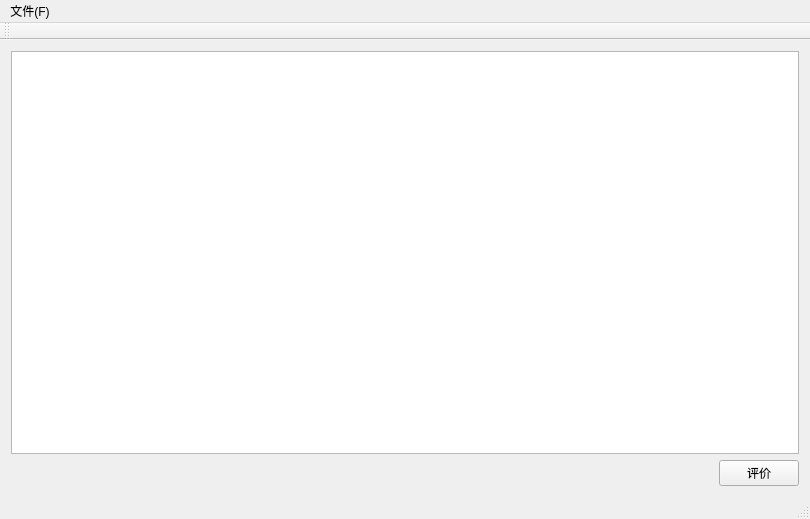
First picture: the form in mainwindow.ui, repository qwertylevel3/Ele, before the edit.
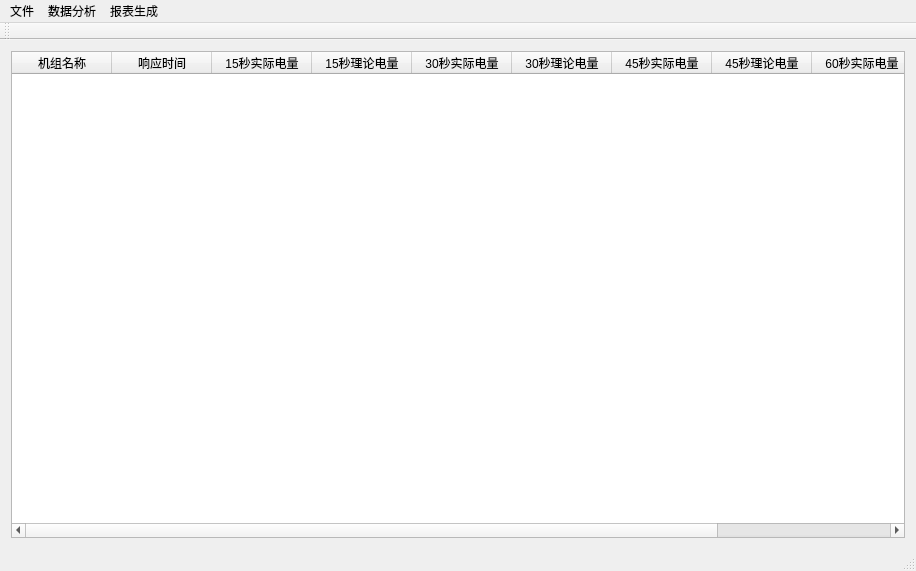
Second picture: the form after the edit.

```diff
--- a/mainwindow.ui
+++ b/mainwindow.ui
@@ -6,41 +6,77 @@
    <rect>
     <x>0</x>
     <y>0</y>
-    <width>810</width>
-    <height>519</height>
+    <width>916</width>
+    <height>571</height>
    </rect>
   </property>
   <property name="windowTitle">
    <string>MainWindow</string>
   </property>
   <widget class="QWidget" name="centralWidget">
-   <layout class="QVBoxLayout" name="verticalLayout">
+   <layout class="QHBoxLayout" name="horizontalLayout">
     <item>
-     <widget class="QListView" name="listView"/>
-    </item>
-    <item>
-     <layout class="QHBoxLayout" name="horizontalLayout">
-      <item>
-       <spacer name="horizontalSpacer">
-        <property name="orientation">
-         <enum>Qt::Horizontal</enum>
-        </property>
-        <property name="sizeHint" stdset="0">
-         <size>
-          <width>40</width>
-          <height>20</height>
-         </size>
-        </property>
-       </spacer>
-      </item>
-      <item>
-       <widget class="QPushButton" name="pushButton">
-        <property name="text">
-         <string>评价</string>
-        </property>
-       </widget>
-      </item>
-     </layout>
+     <widget class="QTableWidget" name="tableWidget">
+      <property name="sizeAdjustPolicy">
+       <enum>QAbstractScrollArea::AdjustIgnored</enum>
+      </property>
+      <attribute name="horizontalHeaderCascadingSectionResizes">
+       <bool>false</bool>
+      </attribute>
+      <attribute name="verticalHeaderCascadingSectionResizes">
+       <bool>false</bool>
+      </attribute>
+      <column>
+       <property name="text">
+        <string>机组名称</string>
+       </property>
+      </column>
+      <column>
+       <property name="text">
+        <string>响应时间</string>
+       </property>
+      </column>
+      <column>
+       <property name="text">
+        <string>15秒实际电量</string>
+       </property>
+      </column>
+      <column>
+       <property name="text">
+        <string>15秒理论电量</string>
+       </property>
+      </column>
+      <column>
+       <property name="text">
+        <string>30秒实际电量</string>
+       </property>
+      </column>
+      <column>
+       <property name="text">
+        <string>30秒理论电量</string>
+       </property>
+      </column>
+      <column>
+       <property name="text">
+        <string>45秒实际电量</string>
+       </property>
+      </column>
+      <column>
+       <property name="text">
+        <string>45秒理论电量</string>
+       </property>
+      </column>
+      <column>
+       <property name="text">
+        <string>60秒实际电量</string>
+       </property>
+      </column>
+      <column>
+       <property name="text">
+        <string>60秒理论电量</string>
+       </property>
+      </column>
+     </widget>
     </item>
    </layout>
   </widget>
@@ -49,20 +85,35 @@
     <rect>
      <x>0</x>
      <y>0</y>
-     <width>810</width>
+     <width>916</width>
      <height>23</height>
     </rect>
    </property>
    <widget class="QMenu" name="menu_F">
     <property name="title">
-     <string>文件(F)</string>
+     <string>文件</string>
     </property>
     <addaction name="action_O"/>
     <addaction name="action_C"/>
     <addaction name="separator"/>
-    <addaction name="action_Q"/>
+    <addaction name="actionImport"/>
+    <addaction name="separator"/>
+    <addaction name="actionQuit"/>
+   </widget>
+   <widget class="QMenu" name="menu">
+    <property name="title">
+     <string>数据分析</string>
+    </property>
+    <addaction name="actionEva"/>
+   </widget>
+   <widget class="QMenu" name="menu_2">
+    <property name="title">
+     <string>报表生成</string>
+    </property>
    </widget>
    <addaction name="menu_F"/>
+   <addaction name="menu"/>
+   <addaction name="menu_2"/>
   </widget>
   <widget class="QToolBar" name="mainToolBar">
    <attribute name="toolBarArea">
```
Left out of the diff: 36 changed lines with no effect on the pictures.
